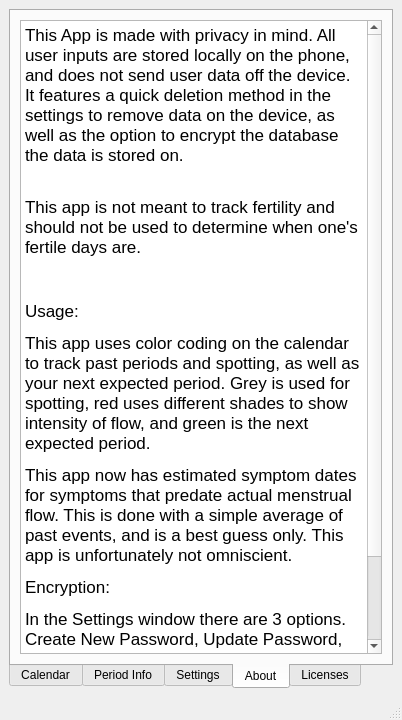
First picture: the form in mainwindow.ui, repository socphoenix/Period_Underground, before the edit.
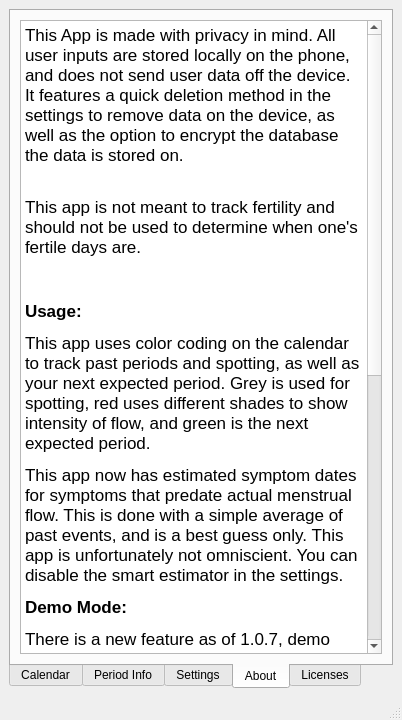
Second picture: the form after the edit. The open tabs and pages were chosen to show the change.

Commit message: add info to About tab, add clarity to password popups

```diff
--- a/mainwindow.ui
+++ b/mainwindow.ui
@@ -632,10 +632,14 @@
 &lt;p style=&quot; margin-top:12px; margin-bottom:12px; margin-left:0px; margin-right:0px; -qt-block-indent:0; text-indent:0px;&quot;&gt;&lt;span style=&quot; font-family:'.AppleSystemUIFont'; font-size:13pt;&quot;&gt;This App is made with privacy in mind. All user inputs are stored locally on the phone, and does not send user data off the device. It features a quick deletion method in the settings to remove data on the device, as well as the option to encrypt the database the data is stored on.&lt;/span&gt;&lt;/p&gt;
 &lt;p style=&quot; margin-top:12px; margin-bottom:12px; margin-left:0px; margin-right:0px; -qt-block-indent:0; text-indent:0px;&quot;&gt;&lt;span style=&quot; font-family:'.AppleSystemUIFont'; font-size:13pt;&quot;&gt;&lt;br /&gt;This app is not meant to track fertility and should not be used to determine when one's fertile days are. &lt;/span&gt;&lt;/p&gt;
 &lt;p style=&quot;-qt-paragraph-type:empty; margin-top:12px; margin-bottom:12px; margin-left:0px; margin-right:0px; -qt-block-indent:0; text-indent:0px; font-family:'.AppleSystemUIFont'; font-size:13pt;&quot;&gt;&lt;br /&gt;&lt;/p&gt;
-&lt;p style=&quot; margin-top:12px; margin-bottom:12px; margin-left:0px; margin-right:0px; -qt-block-indent:0; text-indent:0px;&quot;&gt;&lt;span style=&quot; font-family:'.AppleSystemUIFont'; font-size:13pt;&quot;&gt;Usage:&lt;/span&gt;&lt;/p&gt;
+&lt;p style=&quot; margin-top:12px; margin-bottom:12px; margin-left:0px; margin-right:0px; -qt-block-indent:0; text-indent:0px;&quot;&gt;&lt;span style=&quot; font-family:'.AppleSystemUIFont'; font-size:13pt; font-weight:700;&quot;&gt;Usage:&lt;/span&gt;&lt;/p&gt;
 &lt;p style=&quot; margin-top:12px; margin-bottom:12px; margin-left:0px; margin-right:0px; -qt-block-indent:0; text-indent:0px;&quot;&gt;&lt;span style=&quot; font-family:'.AppleSystemUIFont'; font-size:13pt;&quot;&gt;This app uses color coding on the calendar to track past periods and spotting, as well as your next expected period. Grey is used for spotting, red uses different shades to show intensity of flow, and green is the next expected period.&lt;/span&gt;&lt;/p&gt;
-&lt;p style=&quot; margin-top:12px; margin-bottom:12px; margin-left:0px; margin-right:0px; -qt-block-indent:0; text-indent:0px;&quot;&gt;&lt;span style=&quot; font-family:'.AppleSystemUIFont'; font-size:13pt;&quot;&gt;This app now has estimated symptom dates for symptoms that predate actual menstrual flow. This is done with a simple average of past events, and is a best guess only. This app is unfortunately not omniscient.&lt;/span&gt;&lt;/p&gt;
-&lt;p style=&quot; margin-top:12px; margin-bottom:12px; margin-left:0px; margin-right:0px; -qt-block-indent:0; text-indent:0px;&quot;&gt;&lt;span style=&quot; font-family:'.AppleSystemUIFont'; font-size:13pt;&quot;&gt;Encryption:&lt;/span&gt;&lt;/p&gt;
+&lt;p style=&quot; margin-top:12px; margin-bottom:12px; margin-left:0px; margin-right:0px; -qt-block-indent:0; text-indent:0px;&quot;&gt;&lt;span style=&quot; font-family:'.AppleSystemUIFont'; font-size:13pt;&quot;&gt;This app now has estimated symptom dates for symptoms that predate actual menstrual flow. This is done with a simple average of past events, and is a best guess only. This app is unfortunately not omniscient. You can disable the smart estimator in the settings.&lt;/span&gt;&lt;/p&gt;
+&lt;p style=&quot; margin-top:12px; margin-bottom:12px; margin-left:0px; margin-right:0px; -qt-block-indent:0; text-indent:0px;&quot;&gt;&lt;span style=&quot; font-family:'.AppleSystemUIFont'; font-size:13pt; font-weight:700;&quot;&gt;Demo Mode:&lt;/span&gt;&lt;/p&gt;
+&lt;p style=&quot; margin-top:12px; margin-bottom:12px; margin-left:0px; margin-right:0px; -qt-block-indent:0; text-indent:0px;&quot;&gt;&lt;span style=&quot; font-family:'.AppleSystemUIFont'; font-size:13pt;&quot;&gt;There is a new feature as of 1.0.7, demo mode which will enable you to clear any current data and see what six months of random data would look like.&lt;/span&gt;&lt;/p&gt;
+&lt;p style=&quot; margin-top:12px; margin-bottom:12px; margin-left:0px; margin-right:0px; -qt-block-indent:0; text-indent:0px;&quot;&gt;&lt;span style=&quot; font-family:'.AppleSystemUIFont'; font-size:13pt; font-weight:700;&quot;&gt;Transferring to a new phone:&lt;/span&gt;&lt;/p&gt;
+&lt;p style=&quot; margin-top:12px; margin-bottom:12px; margin-left:0px; margin-right:0px; -qt-block-indent:0; text-indent:0px;&quot;&gt;&lt;span style=&quot; font-family:'.AppleSystemUIFont'; font-size:13pt;&quot;&gt;there is currently no simple way to do this, but using it can be done. On Android, open the file manager (if not installed by default there are several on the app store), then navigate to the Android folder, then data, then the folder ending in Period_Underground. Navigate to Files, then Documents. In that folder is the database named period_underground.sqlite. Copy this file to the new phone into the same directory.&lt;/span&gt;&lt;/p&gt;
+&lt;p style=&quot; margin-top:12px; margin-bottom:12px; margin-left:0px; margin-right:0px; -qt-block-indent:0; text-indent:0px;&quot;&gt;&lt;span style=&quot; font-family:'.AppleSystemUIFont'; font-size:13pt; font-weight:700;&quot;&gt;Encryption:&lt;/span&gt;&lt;/p&gt;
 &lt;p style=&quot; margin-top:12px; margin-bottom:12px; margin-left:0px; margin-right:0px; -qt-block-indent:0; text-indent:0px;&quot;&gt;&lt;span style=&quot; font-family:'.AppleSystemUIFont'; font-size:13pt;&quot;&gt;In the Settings window there are 3 options. Create New Password, Update Password, and Remove Password. If no password is set use create password to add on. If one is set you can use Update password to change it, or Remove Password if you want to remove the password from the database.&lt;/span&gt;&lt;/p&gt;&lt;/body&gt;&lt;/html&gt;</string>
           </property>
          </widget>
```
Left out of the diff: 274 changed lines with no effect on the pictures. The commit also changes 2 other files.
